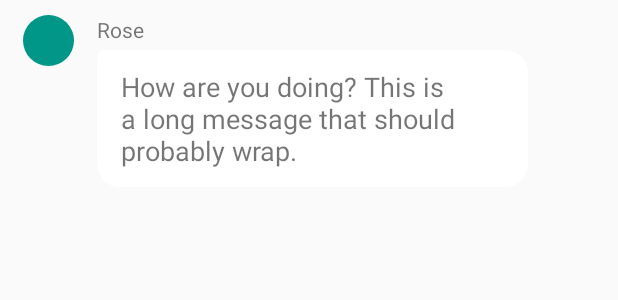
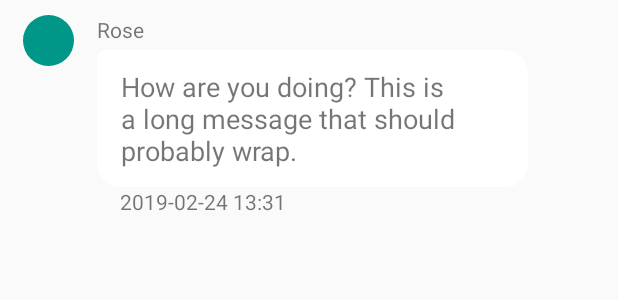
Before and after one commit to MishaLarionov/chatnodes, an Android app: the layout their_message.xml on its own in the app's theme, with its tools: preview values and no code run, on a phone screen of 412 x 824 dp. Shown: the top 300 px of the screen. Run offline under Robolectric (Android 15) with nearby library versions, the phone set to English and light mode, and no system bars.

Commit message:
Timestamp

```diff
--- a/app/src/main/java/com/mishalarionov/chatnodes/MainActivity.java
+++ b/app/src/main/java/com/mishalarionov/chatnodes/MainActivity.java
@@ -335,8 +335,6 @@
                     System.out.println("WE GOT A MESSAGE AAA");
                     System.out.println(message);
 
-
-
 //                    Message message1 = new Message(message, device.getAddress(),false);
 //                    System.out.println(device.getAddress()+"1!!");
 
@@ -460,7 +458,9 @@
         switch (view.getId()) {
             case R.id.sendyButton:
                 System.out.println("Send button pressed");
-                sendMessage(sendText.getText().toString());
+                if (sendText.getText().toString().equals("")) {
+                    sendMessage(sendText.getText().toString());
+                }
                 sendText.setText("");
                 break;
         }
--- a/app/src/main/java/com/mishalarionov/chatnodes/MessageDisplay.java
+++ b/app/src/main/java/com/mishalarionov/chatnodes/MessageDisplay.java
@@ -10,6 +10,7 @@
 import android.widget.BaseAdapter;
 import android.widget.TextView;
 
+import java.sql.Timestamp;
 import java.util.ArrayList;
 import java.util.List;
 
@@ -56,10 +57,13 @@
             holder.avatar = (View) convertView.findViewById(R.id.avatar);
             holder.name = (TextView) convertView.findViewById(R.id.name);
             holder.messageBody = (TextView) convertView.findViewById(R.id.message_body);
+            holder.timestamp = (TextView) convertView.findViewById(R.id.timestamp);
             convertView.setTag(holder);
 
             holder.name.setText(message.name);
             holder.messageBody.setText(message.message);
+            String ts = new Timestamp(System.currentTimeMillis()).toString();
+            holder.timestamp.setText(ts.substring(0, ts.length()-7));
             GradientDrawable drawable = (GradientDrawable) holder.avatar.getBackground();
             drawable.setColor(Color.parseColor(message.getColor()));
         }
@@ -73,4 +77,5 @@
     public View avatar;
     public TextView name;
     public TextView messageBody;
+    public TextView timestamp;
 }
--- a/app/src/main/res/layout/their_message.xml
+++ b/app/src/main/res/layout/their_message.xml
@@ -38,4 +38,14 @@
         android:textSize="18dp"
         android:text="How are you doing? This is a long message that should probably wrap."
         />
+
+    <TextView
+        android:id="@+id/timestamp"
+        android:layout_marginLeft="15dp"
+        android:layout_below="@id/message_body"
+        android:layout_alignLeft="@id/message_body"
+        android:layout_width="wrap_content"
+        android:layout_height="wrap_content"
+        android:paddingBottom="4dp"
+        android:text="2019-02-24 13:31"/>
 </RelativeLayout>
```
